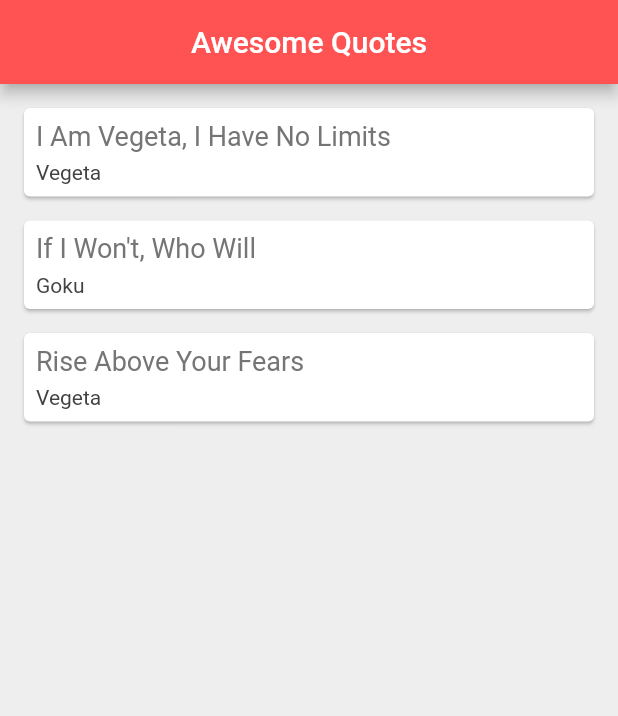
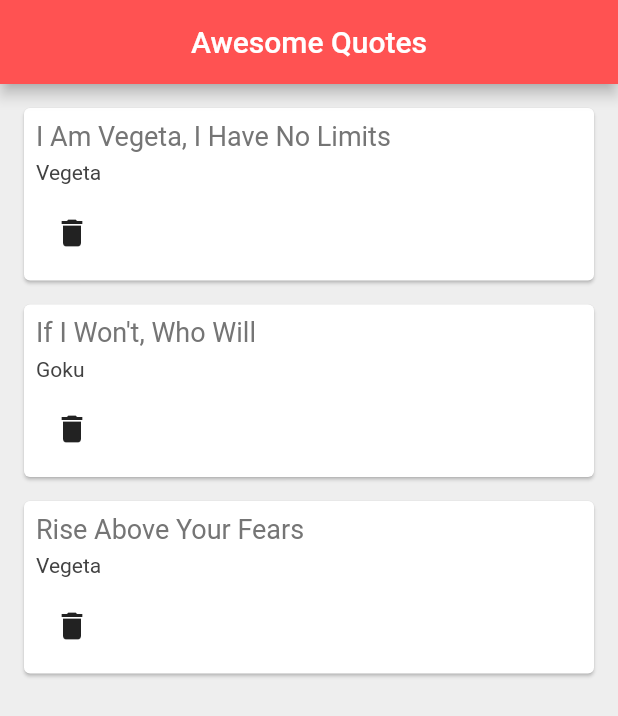
Before and after one commit to 0xajinkya/quote_of_the_day0, a Flutter app: the screen it shows after launch, on a phone screen of 412 x 824 dp. Shown: the top 716 px of the screen. Run offline on Flutter 3.47's test engine with Material 2 defaults, Android fonts, the phone set to English and light mode, and no system bars.

Commit message:
List View Better Way + Delete Function

```diff
--- a/lib/main.dart
+++ b/lib/main.dart
@@ -1,5 +1,7 @@
 import 'package:flutter/material.dart';
 import 'quote.dart';
+import 'quote_card.dart';
+
 void main() {
   runApp(
     MaterialApp(
@@ -23,34 +25,12 @@ class _QuoteListState extends State<QuoteList> {
     Quote(text: 'Rise Above Your Fears', author: 'Vegeta'),
   ];
 
-  Widget quoteTemplate(quote) {
-    return Card(
-      margin: EdgeInsets.fromLTRB(16,16, 16, 0),
-      child: Padding(
-        padding: const EdgeInsets.all(8.0),
-        child: Column(
-          crossAxisAlignment: CrossAxisAlignment.start,
-          children: <Widget>[
-            Text(
-              quote.text,
-              style: TextStyle(
-                fontSize: 18,
-                color: Colors.grey[600]
-              ),
-            ),
-            SizedBox(height: 6),
-            Text(
-              quote.author,
-              style: TextStyle(
-                fontSize: 14,
-                color: Colors.grey[800],
-              ),
-            )
-          ],
-        ),
-      ),
-    );
-  }
+  // Widget quoteTemplate(quote) {
+  //   // return new QuoteCard(text: quote.text, author: quote.author);
+  //   return new QuoteCard( quote: quote );
+  // }
+
+
 
   @override
   Widget build(BuildContext context) {
@@ -63,7 +43,15 @@ class _QuoteListState extends State<QuoteList> {
       ),
       body: Column(
         crossAxisAlignment: CrossAxisAlignment.stretch,
-        children: quotes.map((q)=> quoteTemplate((q))).toList(),
+        // children: quotes.map((q)=> quoteTemplate((q))).toList(),
+        children: quotes.map((q)=> QuoteCard(
+            quote: q,
+            delete: (){
+              setState(() {
+                quotes.remove(q);
+              });
+            }
+        )).toList(),
       ),
     );
   }
--- /dev/null
+++ b/lib/quote_card.dart
@@ -0,0 +1,54 @@
+import 'package:flutter/material.dart';
+import 'quote.dart';
+
+class QuoteCard extends StatelessWidget {
+
+  // //Works
+  // String text;
+  // String author;
+  //
+  // QuoteCard({ required this.text, required this.author});
+
+
+  //New Approach
+  final Quote quote;
+  final VoidCallback delete;
+
+
+  QuoteCard({ required this.quote, required this.delete });
+
+  @override
+  Widget build(BuildContext context) {
+    return Card(
+      margin: EdgeInsets.fromLTRB(16,16, 16, 0),
+      child: Padding(
+        padding: const EdgeInsets.all(8.0),
+        child: Column(
+          crossAxisAlignment: CrossAxisAlignment.start,
+          children: <Widget>[
+            Text(
+              quote.text,
+              style: TextStyle(
+                  fontSize: 18,
+                  color: Colors.grey[600]
+              ),
+            ),
+            SizedBox(height: 6),
+            Text(
+              quote.author,
+              style: TextStyle(
+                fontSize: 14,
+                color: Colors.grey[800],
+              ),
+            ),
+            SizedBox(height: 8,),
+            IconButton(
+                icon: Icon(Icons.delete),
+                onPressed: delete,
+            )
+          ],
+        ),
+      ),
+    );
+  }
+}
```
